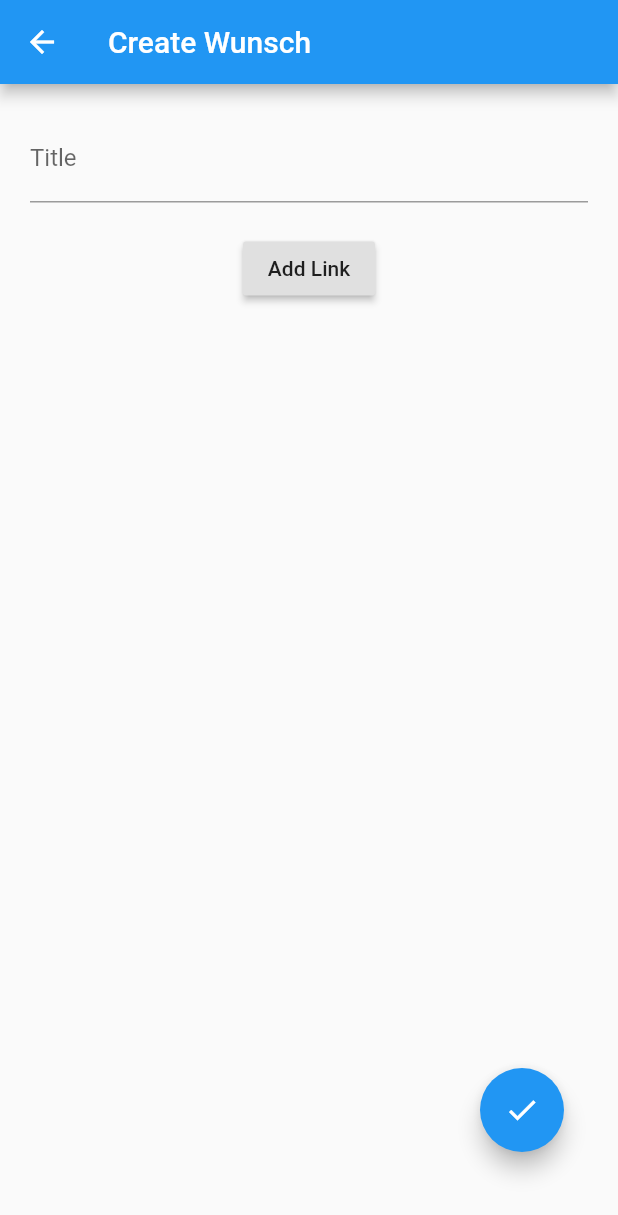
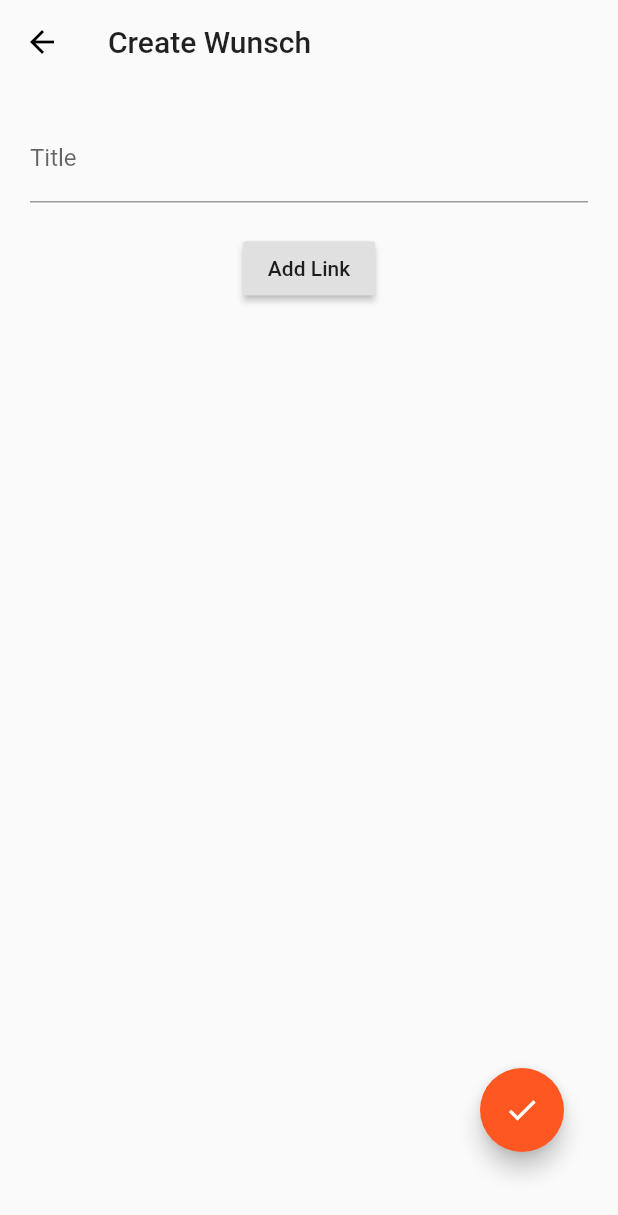
Before and after one commit to wunschlist/wunschlist, a Flutter app: the screen it shows after launch, after a tap on the "add" icon, on a phone screen of 412 x 824 dp. Shown: the top 1215 px of the screen. Run offline on Flutter 3.47's test engine with Material 2 defaults, Android fonts, the phone set to English and light mode, and no system bars; our stand-ins replace webview_flutter.

Commit message:
Slight UI adjustments for a cooler look

```diff
--- a/frontend/lib/create_wunsch/create_wunsch.dart
+++ b/frontend/lib/create_wunsch/create_wunsch.dart
@@ -3,6 +3,7 @@ import 'package:provider/provider.dart';
 import 'package:wunschlist/model/wunschlist_model.dart';
 import 'package:wunschlist/model/wunsch.dart';
 import 'add_link_widget.dart';
+import 'package:wunschlist/my_app_bar.dart';
 
 class CreateWunschWidget extends StatefulWidget {
   @override
@@ -37,8 +38,8 @@ class _CreateWunschWidgetState extends State<CreateWunschWidget> {
   @override
   Widget build(BuildContext context) {
     return new Scaffold(
-      appBar: AppBar(
-        title: Text("Create Wunsch"),
+      appBar: MyAppBar(
+        title: "Create Wunsch",
       ),
       body: Column(
         crossAxisAlignment: CrossAxisAlignment.start,
--- /dev/null
+++ b/frontend/lib/my_app_bar.dart
@@ -0,0 +1,26 @@
+import 'package:flutter/material.dart';
+
+class MyAppBar extends StatelessWidget implements PreferredSizeWidget {
+  const MyAppBar({Key key, @required this.title})
+      : assert(title != null),
+        super(key: key);
+
+  final String title;
+
+  @override
+  Widget build(BuildContext context) {
+    return AppBar(
+      title: Text(title,
+          style: Theme.of(context).textTheme.title, textAlign: TextAlign.start),
+      elevation: 0.0,
+      backgroundColor: Colors.transparent,
+      iconTheme: IconThemeData(
+          color: MediaQuery.of(context).platformBrightness == Brightness.light
+              ? Colors.black
+              : Colors.white),
+    );
+  }
+
+  @override
+  Size get preferredSize => new Size.fromHeight(AppBar().preferredSize.height);
+}
--- a/frontend/lib/navigation.dart
+++ b/frontend/lib/navigation.dart
@@ -1,5 +1,6 @@
 import 'package:flutter/material.dart';
 import 'wunschliste/wunschliste.dart';
+import 'my_app_bar.dart';
 
 // Our navigation widget which handles navigation between different screens.
 class NavigationWidget extends StatefulWidget {
@@ -27,9 +28,11 @@ class _NavigationWidgetState extends State<NavigationWidget> {
   @override
   Widget build(BuildContext context) {
     return Scaffold(
-      appBar: AppBar(
-        title: Text("Wunschlist"),
-      ),
+      appBar: MyAppBar(title: "Wunschlist")/*AppBar(
+        title: Text("Wunschlist", style: Theme.of(context).textTheme.title, textAlign: TextAlign.start),
+        elevation: 0.0,
+        backgroundColor: Colors.transparent,
+      )*/,
       body: Center(
         child: _widgetOptions.elementAt(_selectedIndex),
       ),
--- a/frontend/lib/wunschlist_app.dart
+++ b/frontend/lib/wunschlist_app.dart
@@ -16,7 +16,7 @@ class WunschlistApp extends StatelessWidget {
       child: MaterialApp(
         title: 'Wunschlist',
         theme: ThemeData(
-          primarySwatch: Colors.blue,
+          primarySwatch: Colors.deepOrange,
         ),
         initialRoute: "/",
         routes: {
```
Also changed, not shown: frontend/lib/wunschliste/wunschliste.dart (+5 -23 lines), frontend/lib/wunschliste/wunschliste_element.dart (added, +53 -0 lines).
